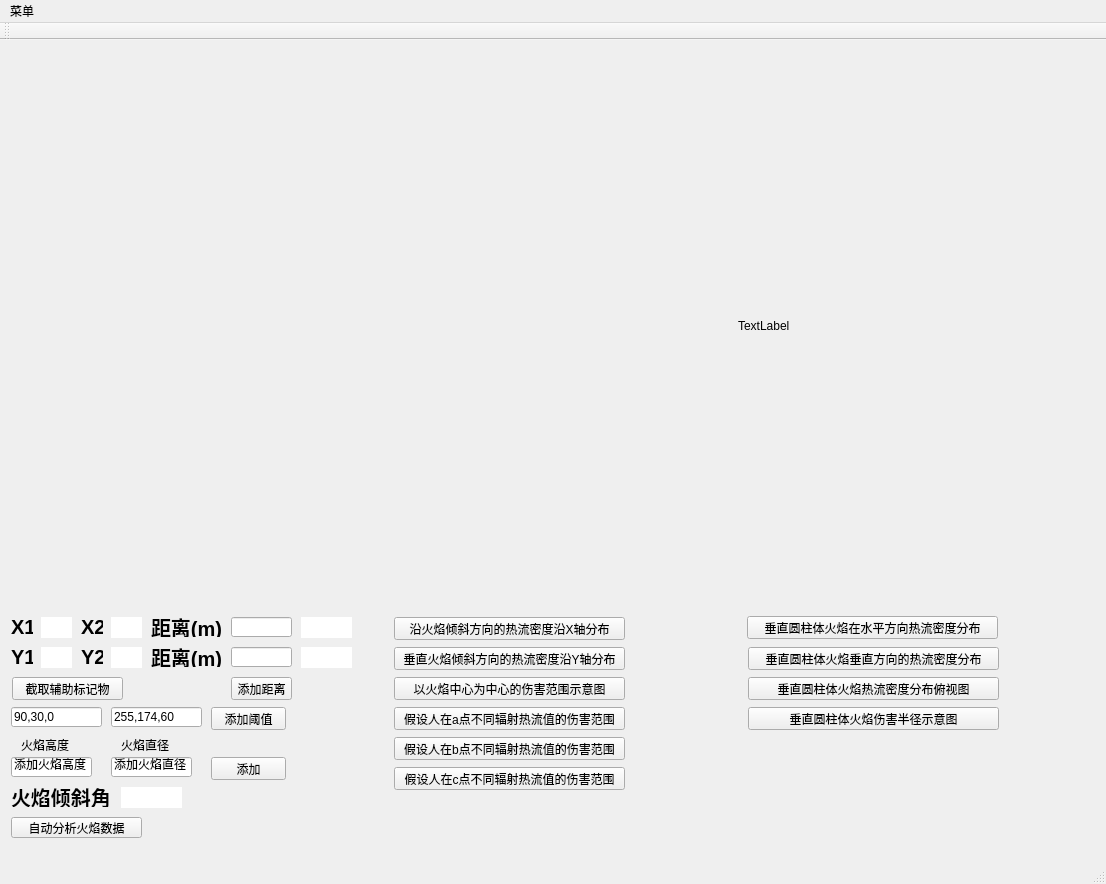
The window that mainUI.ui (yurunyang1998/FIreAnalysis) describes before a commit, drawn with Qt 5.
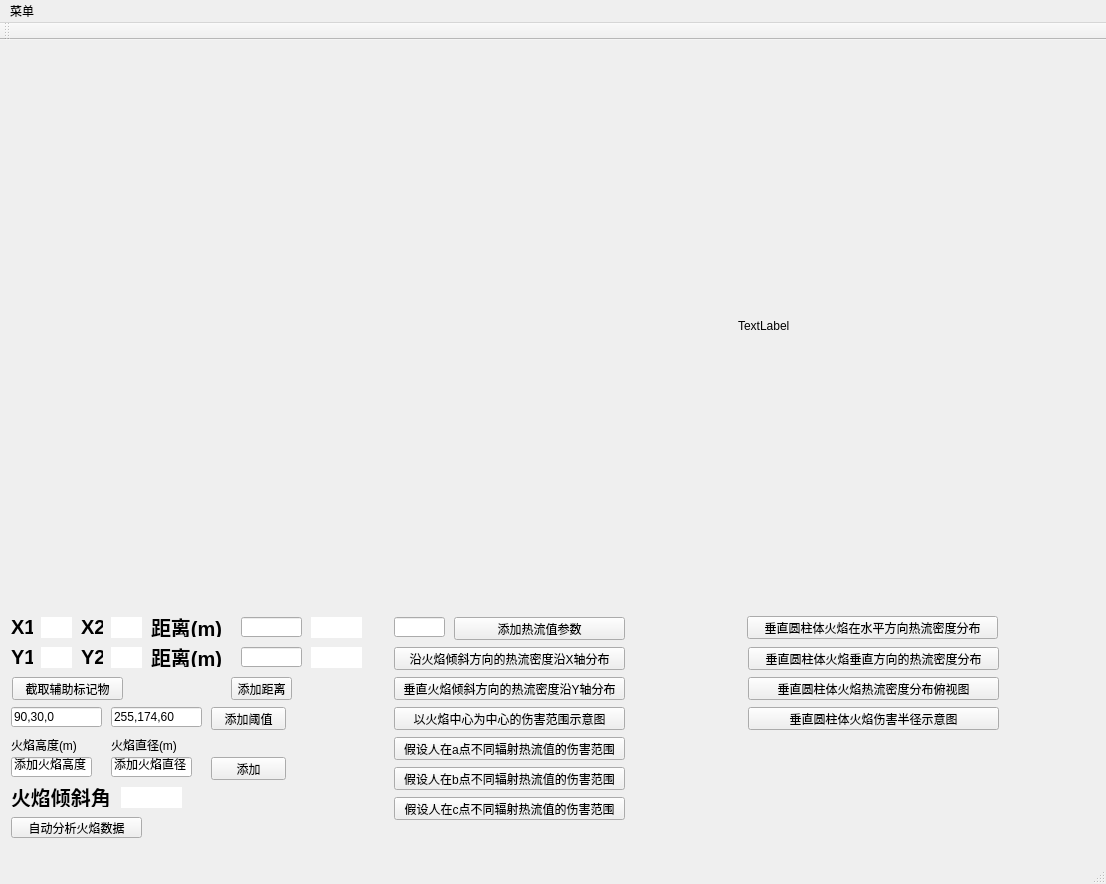
The same window after the commit. Custom widgets are drawn as their Qt base class.

What changed in the file:
```diff
--- a/mainUI.ui
+++ b/mainUI.ui
@@ -124,7 +124,7 @@
       <widget class="QLineEdit" name="lineEdit_2">
        <property name="geometry">
         <rect>
-         <x>220</x>
+         <x>230</x>
          <y>40</y>
          <width>61</width>
          <height>20</height>
@@ -230,7 +230,7 @@
         <rect>
          <x>140</x>
          <y>10</y>
-         <width>75</width>
+         <width>91</width>
          <height>20</height>
         </rect>
        </property>
@@ -276,7 +276,7 @@
         <rect>
          <x>140</x>
          <y>40</y>
-         <width>75</width>
+         <width>91</width>
          <height>20</height>
         </rect>
        </property>
@@ -297,7 +297,7 @@
       <widget class="QLineEdit" name="lineEdit">
        <property name="geometry">
         <rect>
-         <x>220</x>
+         <x>230</x>
          <y>10</y>
          <width>61</width>
          <height>20</height>
@@ -349,7 +349,7 @@
       <widget class="QLabel" name="label_7">
        <property name="geometry">
         <rect>
-         <x>290</x>
+         <x>300</x>
          <y>10</y>
          <width>51</width>
          <height>21</height>
@@ -365,7 +365,7 @@
       <widget class="QLabel" name="label_13">
        <property name="geometry">
         <rect>
-         <x>290</x>
+         <x>300</x>
          <y>40</y>
          <width>51</width>
          <height>21</height>
@@ -485,27 +485,27 @@
       <widget class="QLabel" name="label_16">
        <property name="geometry">
         <rect>
-         <x>10</x>
+         <x>0</x>
          <y>130</y>
-         <width>61</width>
+         <width>91</width>
          <height>16</height>
         </rect>
        </property>
        <property name="text">
-        <string>火焰高度</string>
+        <string>火焰高度(m)</string>
        </property>
       </widget>
       <widget class="QLabel" name="label_17">
        <property name="geometry">
         <rect>
-         <x>110</x>
+         <x>100</x>
          <y>130</y>
-         <width>61</width>
+         <width>91</width>
          <height>16</height>
         </rect>
        </property>
        <property name="text">
-        <string>火焰直径</string>
+        <string>火焰直径(m)</string>
        </property>
       </widget>
       <widget class="QLabel" name="label_18">
@@ -561,7 +561,7 @@
        <property name="geometry">
         <rect>
          <x>20</x>
-         <y>10</y>
+         <y>40</y>
          <width>231</width>
          <height>23</height>
         </rect>
@@ -574,7 +574,7 @@
        <property name="geometry">
         <rect>
          <x>20</x>
-         <y>40</y>
+         <y>70</y>
          <width>231</width>
          <height>23</height>
         </rect>
@@ -587,7 +587,7 @@
        <property name="geometry">
         <rect>
          <x>20</x>
-         <y>70</y>
+         <y>100</y>
          <width>231</width>
          <height>23</height>
         </rect>
@@ -600,7 +600,7 @@
        <property name="geometry">
         <rect>
          <x>20</x>
-         <y>100</y>
+         <y>130</y>
          <width>231</width>
          <height>23</height>
         </rect>
@@ -613,7 +613,7 @@
        <property name="geometry">
         <rect>
          <x>20</x>
-         <y>130</y>
+         <y>160</y>
          <width>231</width>
          <height>23</height>
         </rect>
@@ -626,7 +626,7 @@
        <property name="geometry">
         <rect>
          <x>20</x>
-         <y>160</y>
+         <y>190</y>
          <width>231</width>
          <height>23</height>
         </rect>
@@ -635,6 +635,45 @@
         <string>假设人在c点不同辐射热流值的伤害范围</string>
        </property>
       </widget>
+      <widget class="QLineEdit" name="lineEdit_7">
+       <property name="geometry">
+        <rect>
+         <x>20</x>
+         <y>10</y>
+         <width>51</width>
+         <height>20</height>
+        </rect>
+       </property>
+      </widget>
+      <widget class="QPushButton" name="pushButton_13">
+       <property name="geometry">
+        <rect>
+         <x>80</x>
+         <y>10</y>
+         <width>171</width>
+         <height>23</height>
+        </rect>
+       </property>
+       <property name="text">
+        <string>添加热流值参数</string>
+       </property>
+      </widget>
+     </widget>
+    </item>
+    <item row="0" column="0" colspan="2">
+     <widget class="VideoLabel" name="label_6">
+      <property name="minimumSize">
+       <size>
+        <width>700</width>
+        <height>550</height>
+       </size>
+      </property>
+      <property name="autoFillBackground">
+       <bool>true</bool>
+      </property>
+      <property name="text">
+       <string/>
+      </property>
      </widget>
     </item>
     <item row="0" column="2">
```
Left out of the diff: 16 changed lines with no effect on the pictures.
